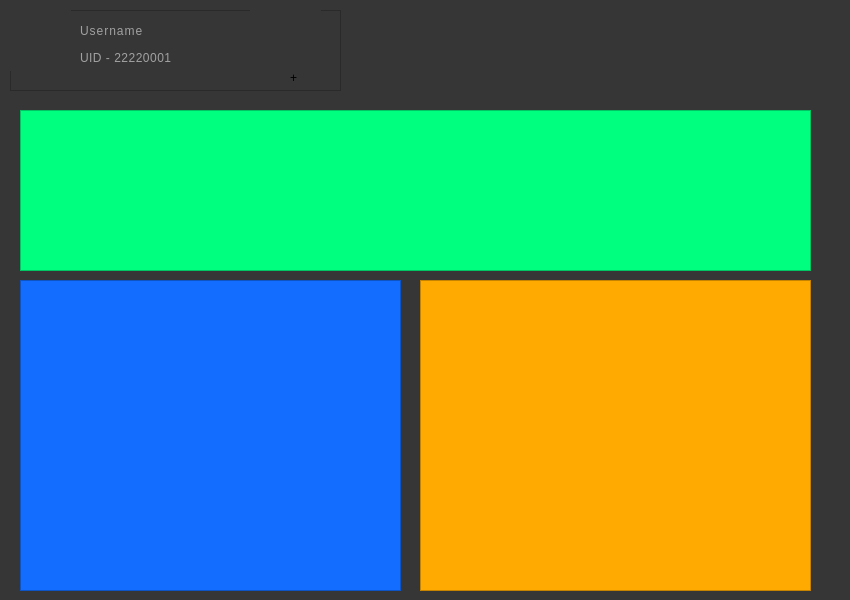
The window that src/Python-code/Profile/profile.ui (NaorFarjun02/Trivia-Game) describes before a commit, drawn with Qt 5.
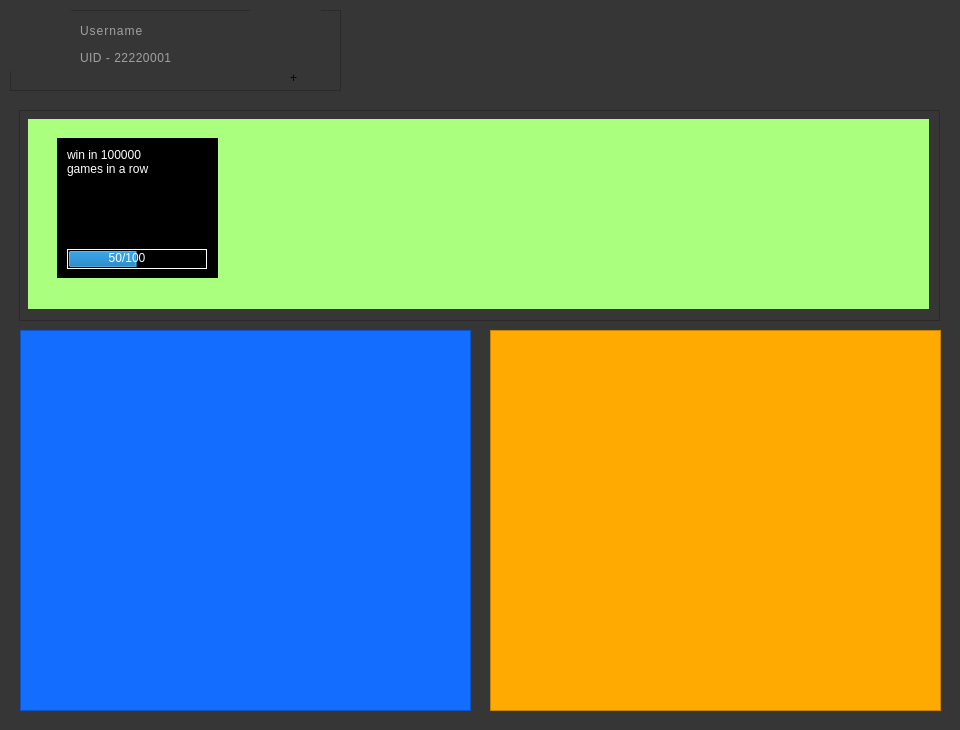
The same window after the commit. Icons and pictures are not drawn.

Commit message: add scroll view in achievement section in profile page

What changed in the file:
```diff
--- a/src/Python-code/Profile/profile.ui
+++ b/src/Python-code/Profile/profile.ui
@@ -6,8 +6,8 @@
    <rect>
     <x>0</x>
     <y>0</y>
-    <width>850</width>
-    <height>600</height>
+    <width>960</width>
+    <height>730</height>
    </rect>
   </property>
   <property name="windowTitle">
@@ -153,14 +153,60 @@
   <widget class="QFrame" name="achievements_frame">
    <property name="geometry">
     <rect>
-     <x>20</x>
+     <x>19</x>
      <y>110</y>
-     <width>791</width>
-     <height>161</height>
+     <width>921</width>
+     <height>211</height>
     </rect>
    </property>
+   <property name="minimumSize">
+    <size>
+     <width>810</width>
+     <height>160</height>
+    </size>
+   </property>
+   <property name="maximumSize">
+    <size>
+     <width>930</width>
+     <height>215</height>
+    </size>
+   </property>
    <property name="styleSheet">
-    <string notr="true">background-color: rgb(0, 255, 127);</string>
+    <string notr="true">QFrame *{
+	background-color: rgb(170, 255, 127);
+}
+QScrollArea{
+border:none;
+}
+
+
+QScrollBar:horizontal{
+	border:none;
+	background:rgb(149, 221, 110);
+	height:14px;
+	margin:0 15px 0 15px  ;	
+	border-radius:0px;
+}
+
+QScrollBar::handle:horizontal{
+border:none;
+height:5px;
+border-radius:5px;
+	background-color: rgb(136, 190, 95);
+outline:none;
+}
+
+QScrollBar::handle:horizontal:hover{
+	background-color:rgb(102, 143, 71);
+outline:none;
+}
+
+QScrollBar::sub-line:horizontal{
+	background-color: rgb(170, 255, 127);
+}
+QScrollBar::add-line:horizontal{
+	background-color:  rgb(170, 255, 127);
+}</string>
    </property>
    <property name="frameShape">
     <enum>QFrame::StyledPanel</enum>
@@ -168,14 +214,195 @@
    <property name="frameShadow">
     <enum>QFrame::Raised</enum>
    </property>
+   <widget class="QScrollArea" name="achievement_scrollArea">
+    <property name="geometry">
+     <rect>
+      <x>9</x>
+      <y>9</y>
+      <width>901</width>
+      <height>190</height>
+     </rect>
+    </property>
+    <property name="minimumSize">
+     <size>
+      <width>790</width>
+      <height>140</height>
+     </size>
+    </property>
+    <property name="maximumSize">
+     <size>
+      <width>905</width>
+      <height>200</height>
+     </size>
+    </property>
+    <property name="styleSheet">
+     <string notr="true">QScrollBar:horizontal{
+	border:none;
+	background:rgb(0, 200, 50);
+}</string>
+    </property>
+    <property name="sizeAdjustPolicy">
+     <enum>QAbstractScrollArea::AdjustIgnored</enum>
+    </property>
+    <property name="widgetResizable">
+     <bool>true</bool>
+    </property>
+    <property name="alignment">
+     <set>Qt::AlignLeading|Qt::AlignLeft|Qt::AlignTop</set>
+    </property>
+    <widget class="QWidget" name="scrollAreaWidgetContents_achievements">
+     <property name="geometry">
+      <rect>
+       <x>0</x>
+       <y>0</y>
+       <width>901</width>
+       <height>185</height>
+      </rect>
+     </property>
+     <property name="minimumSize">
+      <size>
+       <width>800</width>
+       <height>120</height>
+      </size>
+     </property>
+     <property name="maximumSize">
+      <size>
+       <width>16777215</width>
+       <height>185</height>
+      </size>
+     </property>
+     <layout class="QVBoxLayout" name="verticalLayout">
+      <item>
+       <widget class="QFrame" name="achievement_frame">
+        <property name="minimumSize">
+         <size>
+          <width>800</width>
+          <height>160</height>
+         </size>
+        </property>
+        <property name="maximumSize">
+         <size>
+          <width>16777215</width>
+          <height>180</height>
+         </size>
+        </property>
+        <property name="styleSheet">
+         <string notr="true">border:none</string>
+        </property>
+        <property name="frameShape">
+         <enum>QFrame::StyledPanel</enum>
+        </property>
+        <property name="frameShadow">
+         <enum>QFrame::Raised</enum>
+        </property>
+        <widget class="QFrame" name="frame">
+         <property name="geometry">
+          <rect>
+           <x>20</x>
+           <y>10</y>
+           <width>161</width>
+           <height>140</height>
+          </rect>
+         </property>
+         <property name="styleSheet">
+          <string notr="true">QFrame{
+background-color: rgb(0, 0, 0);
+}
+
+QLabel{
+color: rgb(255, 255, 255);
+font: 10pt &quot;Consolas&quot;;
+background-color: none;
+}
+
+QProgressBar{
+	background-color: rgb(0, 0, 0);
+	border:1px solid rgb(255,255,255);
+}</string>
+         </property>
+         <property name="frameShape">
+          <enum>QFrame::StyledPanel</enum>
+         </property>
+         <property name="frameShadow">
+          <enum>QFrame::Raised</enum>
+         </property>
+         <widget class="QLabel" name="label_3">
+          <property name="geometry">
+           <rect>
+            <x>10</x>
+            <y>10</y>
+            <width>110</width>
+            <height>50</height>
+           </rect>
+          </property>
+          <property name="styleSheet">
+           <string notr="true"/>
+          </property>
+          <property name="text">
+           <string>win in 100000 games in a row</string>
+          </property>
+          <property name="scaledContents">
+           <bool>false</bool>
+          </property>
+          <property name="alignment">
+           <set>Qt::AlignLeading|Qt::AlignLeft|Qt::AlignTop</set>
+          </property>
+          <property name="wordWrap">
+           <bool>true</bool>
+          </property>
+         </widget>
+         <widget class="QLabel" name="label_4">
+          <property name="geometry">
+           <rect>
+            <x>45</x>
+            <y>110</y>
+            <width>50</width>
+            <height>20</height>
+           </rect>
+          </property>
+          <property name="styleSheet">
+           <string notr="true"/>
+          </property>
+          <property name="text">
+           <string>50/100</string>
+          </property>
+          <property name="alignment">
+           <set>Qt::AlignCenter</set>
+          </property>
+         </widget>
+         <widget class="QProgressBar" name="progressBar">
+          <property name="geometry">
+           <rect>
+            <x>10</x>
+            <y>111</y>
+            <width>140</width>
+            <height>20</height>
+           </rect>
+          </property>
+          <property name="value">
+           <number>50</number>
+          </property>
+          <property name="textVisible">
+           <bool>false</bool>
+          </property>
+         </widget>
+         <zorder>label_3</zorder>
+         <zorder>progressBar</zorder>
+         <zorder>label_4</zorder>
+        </widget>
+       </widget>
+      </item>
+     </layout>
+    </widget>
+   </widget>
   </widget>
   <widget class="QFrame" name="friends_frame">
    <property name="geometry">
     <rect>
      <x>20</x>
-     <y>280</y>
-     <width>381</width>
-     <height>311</height>
+     <y>330</y>
+     <width>451</width>
+     <height>381</height>
     </rect>
    </property>
    <property name="styleSheet">
@@ -191,10 +418,10 @@
   <widget class="QFrame" name="statistics_frame">
    <property name="geometry">
     <rect>
-     <x>420</x>
-     <y>280</y>
-     <width>391</width>
-     <height>311</height>
+     <x>490</x>
+     <y>330</y>
+     <width>451</width>
+     <height>381</height>
     </rect>
    </property>
    <property name="styleSheet">
```
Left out of the diff: 3 changed lines with no effect on the pictures. The commit also changes 11 other files.
